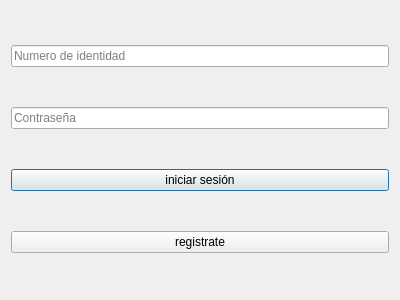
This is ui/login.ui in mendoza/improved-spork as Qt 5 draws it before an edit. The edited form follows.
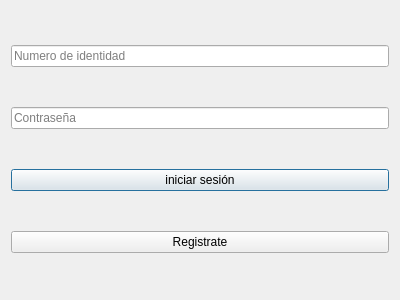
This is the edited form. Icons and pictures are not drawn.

Diff of the .ui file:
```diff
--- a/ui/login.ui
+++ b/ui/login.ui
@@ -48,7 +48,7 @@
    <item>
     <widget class="QPushButton" name="bt_signin">
      <property name="text">
-      <string>registrate</string>
+      <string>Registrate</string>
      </property>
     </widget>
    </item>
```
